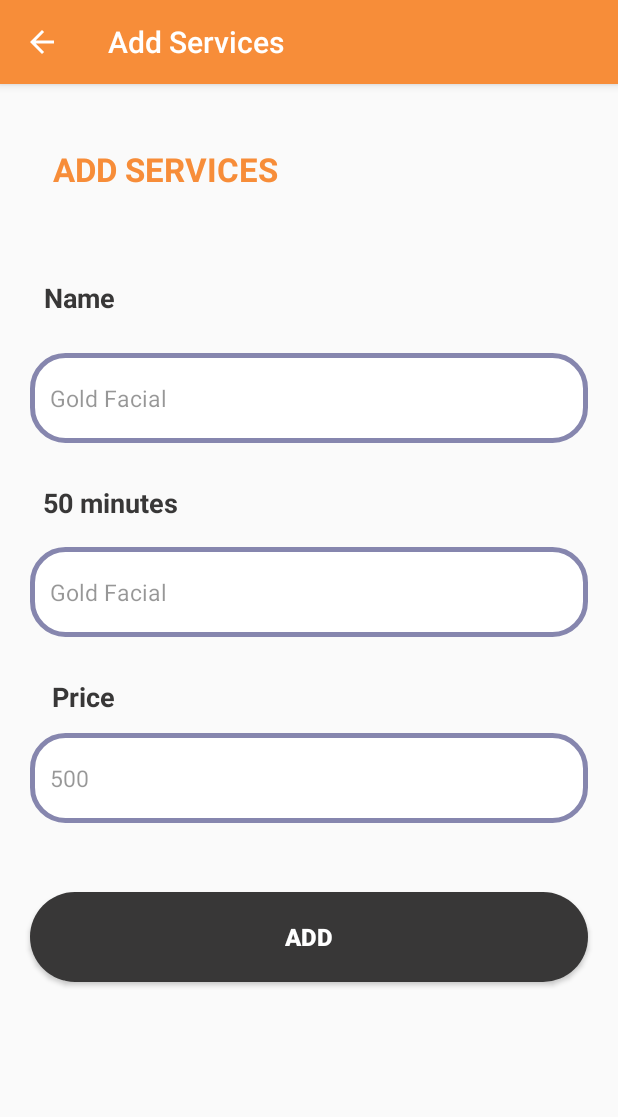
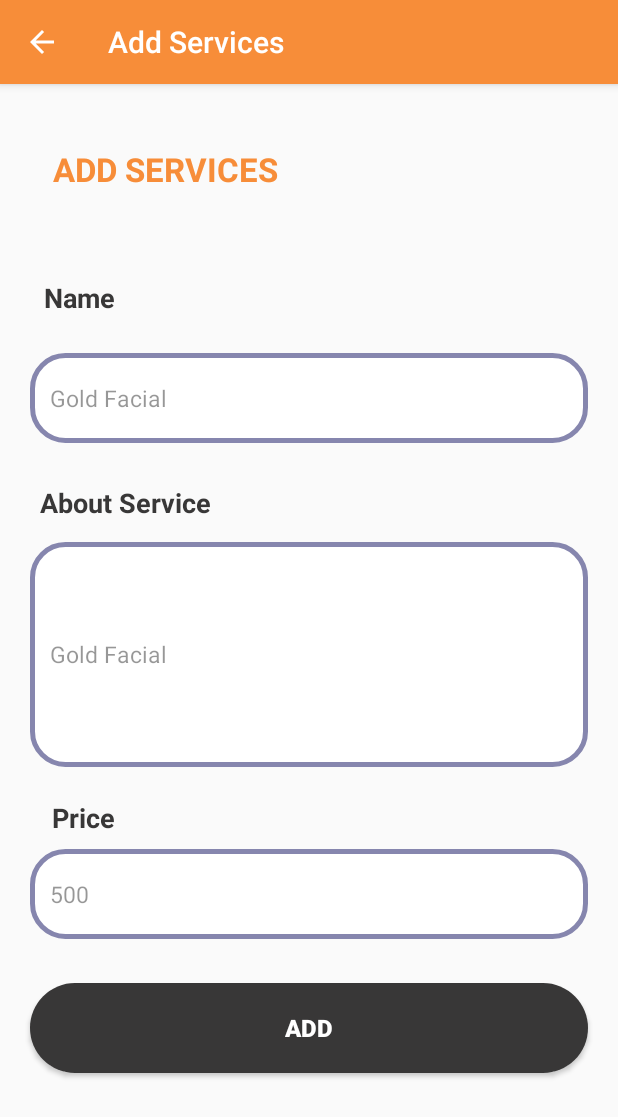
Before and after one commit to CreatorsDesireSolution/CadAppForUser, an Android app: the CompanyAddServicesActivity screen opened directly, with no data from a screen before it, on a phone screen of 412 x 824 dp. Shown: the top 1117 px of the screen. Run offline under Robolectric (Android 15) with nearby library versions, the phone set to English and light mode, and no system bars.

Commit message:
done
done

```diff
--- a/app/src/main/res/layout/company_activity_add_services.xml
+++ b/app/src/main/res/layout/company_activity_add_services.xml
@@ -64,7 +64,7 @@
         android:id="@+id/tduat"
         android:layout_width="wrap_content"
         android:layout_height="wrap_content"
-        android:text="50 minutes"
+        android:text="About Service"
         android:textColor="@color/black"
         android:textSize="18sp"
         android:textStyle="bold"
@@ -78,7 +78,7 @@
     <EditText
         android:id="@+id/etSDuration"
         android:layout_width="match_parent"
-        android:layout_height="60dp"
+        android:layout_height="150dp"
         android:background="@drawable/profileimageback"
         android:hint="Gold Facial"
         android:inputType="textEmailAddress"
```
